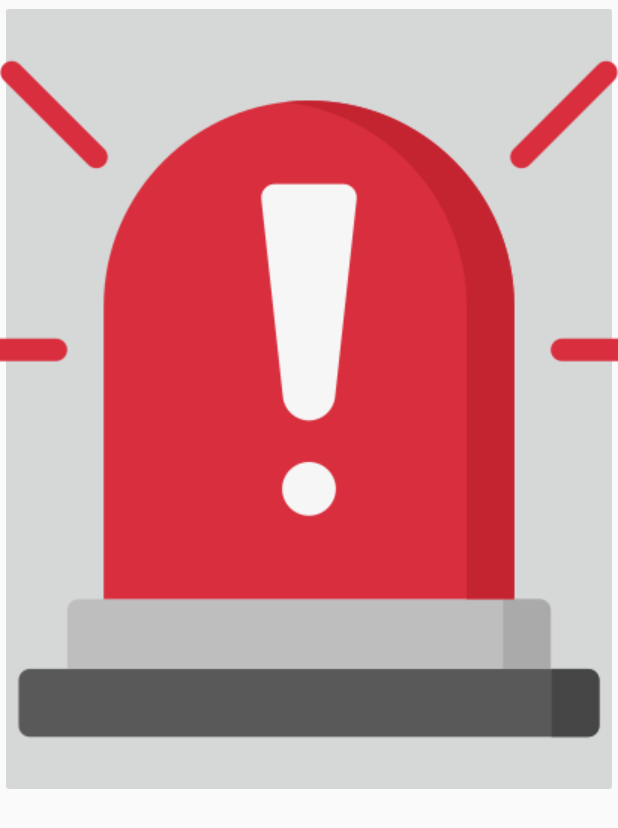
After one commit to Milky-Way00/BagSafe0, an Android app: the layout test.xml on its own in the app's theme, with its tools: preview values and no code run, on a phone screen of 412 x 824 dp. The commit adds this screen. Shown: the top 828 px of the screen. Run offline under Robolectric (Android 15) with nearby library versions, the phone set to English and light mode, and no system bars.

Commit message:
BagSafe Project

```diff
--- a/app/src/main/java/com/example/test/ControlActivity.java
+++ b/app/src/main/java/com/example/test/ControlActivity.java
@@ -28,16 +28,16 @@ public class ControlActivity extends AppCompatActivity {
 
         deviceAddress = getIntent().getStringExtra("DEVICE_ADDRESS");
 
-        Button btnNotiFication = findViewById(R.id.btn_notification);
         Button btnPower = findViewById(R.id.btn_power);
         Button btnDisconnect = findViewById(R.id.btn_disconnect);
-
 
         btnPower.setOnClickListener(v -> {
             isSystemEnabled = !isSystemEnabled;
             BluetoothService.getInstance().sendCommand(isSystemEnabled ? "1" : "0");
 
             btn_color = !btn_color;
+
+            //Button btnPower = findViewById(R.id.btn_power);
 
             if (btn_color) {
                 btnPower.setBackground(
--- /dev/null
+++ b/app/src/main/res/layout/test.xml
@@ -0,0 +1,15 @@
+<?xml version="1.0" encoding="utf-8"?>
+<androidx.constraintlayout.widget.ConstraintLayout xmlns:android="http://schemas.android.com/apk/res/android"
+    xmlns:app="http://schemas.android.com/apk/res-auto"
+    xmlns:tools="http://schemas.android.com/tools"
+    android:layout_width="match_parent"
+    android:layout_height="match_parent">
+
+    <ImageButton
+        android:id="@+id/imageButton"
+        android:layout_width="wrap_content"
+        android:layout_height="wrap_content"
+        app:srcCompat="@drawable/ic_waring"
+        tools:layout_editor_absoluteX="0dp"
+        tools:layout_editor_absoluteY="58dp" />
+</androidx.constraintlayout.widget.ConstraintLayout>
```
